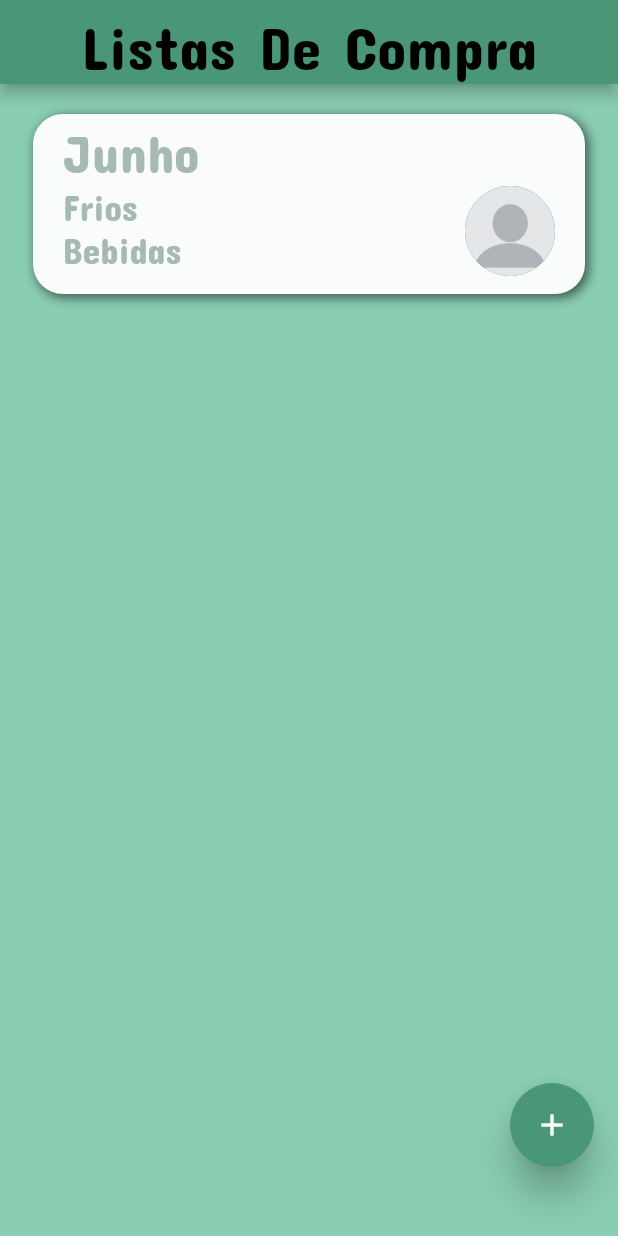
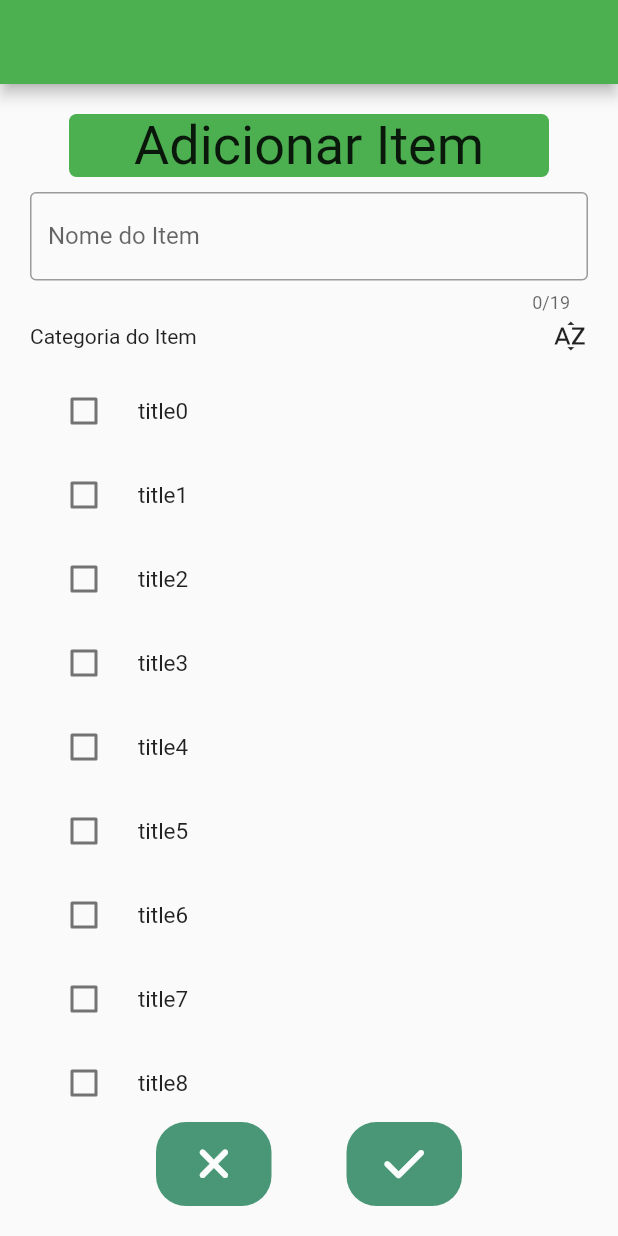
Before and after one commit to Ronnildo/shopList, a Flutter app: the screen it shows after launch, on a phone screen of 412 x 824 dp. Run offline on Flutter 3.47's test engine with Material 2 defaults, Android fonts, the phone set to English and light mode, and no system bars; our stand-ins replace drop_shadow, font_awesome_flutter.

Commit message:
refiz a tela pop-up

```diff
--- a/lib/app/interface/screens/main_screen.dart
+++ b/lib/app/interface/screens/main_screen.dart
@@ -1,5 +1,6 @@
 import 'package:flutter/material.dart';
 import 'package:shoplist/app/interface/widgets/card_reuse.dart';
+import 'package:shoplist/app/interface/widgets/popup_list.dart';
 
 import '../widgets/popup_list.dart';
 
--- /dev/null
+++ b/lib/app/interface/screens/tela_de_testes.dart
@@ -0,0 +1,161 @@
+import 'package:flutter/material.dart';
+import 'package:font_awesome_flutter/font_awesome_flutter.dart';
+import 'package:shoplist/app/interface/screens/list_screen.dart';
+import 'package:shoplist/app/interface/widgets/buttom_validate.dart';
+
+class TelaDeTestes extends StatefulWidget {
+  const TelaDeTestes({Key? key}) : super(key: key);
+
+  @override
+  State<TelaDeTestes> createState() => _TelaDeTestesState();
+}
+
+class _TelaDeTestesState extends State<TelaDeTestes> {
+  // late TextEditingController _controller;
+  //
+  // @override
+  // void initState() {
+  //   super.initState();
+  //   _controller.addListener(() {
+  //     final String text = _controller.text.toLowerCase();
+  //     _controller.value = _controller.value.copyWith(
+  //       text: text,
+  //       selection:
+  //       TextSelection(baseOffset: text.length, extentOffset: text.length),
+  //       composing: TextRange.empty,
+  //     );
+  //   });
+  // }
+  //
+  // @override
+  // void dispose() {
+  //   _controller.dispose();
+  //   super.dispose();
+  // }
+
+  void voltar() {
+    setState(() {
+      Navigator.pop(context);
+    });
+  }
+
+  @override
+  Widget build(BuildContext context) {
+    return MaterialApp(
+      title: 'Draw',
+      home: Scaffold(
+        appBar: AppBar(
+          backgroundColor: Colors.green,
+        ),
+        body: Stack(
+          alignment: Alignment.center,
+          children: <Widget>[
+            Positioned(
+              child: Padding(
+                padding: const EdgeInsets.only(top: 20.0),
+                child: Column(
+                  children: <Widget>[
+                    Row(
+                      mainAxisAlignment: MainAxisAlignment.center,
+                      children: <Widget>[
+                        Container(
+                          width: 320.0,
+                          alignment: Alignment.center,
+                          decoration: BoxDecoration(
+                            borderRadius: BorderRadius.circular(5),
+                            color: Colors.green,
+                          ),
+                          child: const Text(
+                            'Adicionar Item',
+                            style: TextStyle(
+                              fontSize: 36.0,
+                            ),
+                          ),
+                        ),
+                      ],
+                    ),
+                    const SizedBox(
+                      height: 10.0,
+                    ),
+                    const Positioned(
+                      child: Padding(
+                        padding: EdgeInsets.symmetric(horizontal: 20.0),
+                        child: TextField(
+                          keyboardType: TextInputType.text,
+                          maxLength: 19,
+                          decoration: InputDecoration(
+                            labelText: 'Nome do Item',
+                            border: OutlineInputBorder(),
+                          ),
+                        ),
+                      ),
+                    ),
+                    Padding(
+                      padding: const EdgeInsets.symmetric(horizontal: 20.0),
+                      child: Container(
+                        height: 30,
+                        decoration: BoxDecoration(
+                          borderRadius: BorderRadius.circular(5),
+                        ),
+                        child: Row(
+                          mainAxisAlignment: MainAxisAlignment.spaceBetween,
+                          children: const <Widget>[
+                            Text('Categoria do Item'),
+                            Icon(Icons.sort_by_alpha),
+                          ],
+                        ),
+                      ),
+                    ),
+                  ],
+                ),
+              ),
+            ),
+            DraggableScrollableSheet(
+                initialChildSize: 1,
+                maxChildSize: 1,
+                builder:
+                    (BuildContext context, ScrollController scrollController) {
+                  return Padding(
+                    padding: const EdgeInsets.only(
+                        left: 20.0, top: 190.0, right: 20.0, bottom: 90.0),
+                    child: Container(
+                      decoration: BoxDecoration(
+                        color: Colors.white,
+                        borderRadius: BorderRadius.circular(15),
+                      ),
+                      child: ListView.builder(
+                          itemCount: 20,
+                          itemBuilder: (BuildContext context, int index) {
+                            return Column(
+                              children: [
+                                ChecarCaixa(title: 'title$index'),
+                              ],
+                            );
+                          }),
+                    ),
+                  );
+                }),
+            Positioned(
+              bottom: 20,
+              child: Row(
+                children: <Widget>[
+                  GestureDetector(
+                    onTap: voltar,
+                    child: const ButtomValidate(icon: FontAwesomeIcons.xmark),
+                  ),
+                  const SizedBox(
+                    width: 50.0,
+                  ),
+                  GestureDetector(
+                    onTap: voltar,
+                    child: const ButtomValidate(icon: FontAwesomeIcons.check),
+                  ),
+                ],
+              ),
+            ),
+          ],
+        ),
+      ),
+    );
+  }
+}
--- a/lib/main.dart
+++ b/lib/main.dart
@@ -1,5 +1,7 @@
 import 'package:flutter/material.dart';
 import 'package:shoplist/app/interface/screens/main_screen.dart';
+import 'package:shoplist/app/interface/screens/list_screen.dart';
+import 'package:shoplist/app/interface/screens/tela_de_testes.dart';
 
 void main() {
   runApp(const MyApp());
@@ -8,13 +10,12 @@ void main() {
 class MyApp extends StatelessWidget {
   const MyApp({Key? key}) : super(key: key);
 
-  // This widget is the root of your application.
   @override
   Widget build(BuildContext context) {
     return MaterialApp(
       debugShowCheckedModeBanner: false,
       title: 'Organizador de Compras',
-      home: const MainScreen(),
+      home: TelaDeTestes(),
       // routes: {},
       theme: ThemeData(
         fontFamily: 'Concert One',
```
Also changed, not shown: lib/app/interface/screens/list_screen.dart (+7 -8 lines), lib/app/interface/widgets/popup_list.dart (+31 -3 lines).
